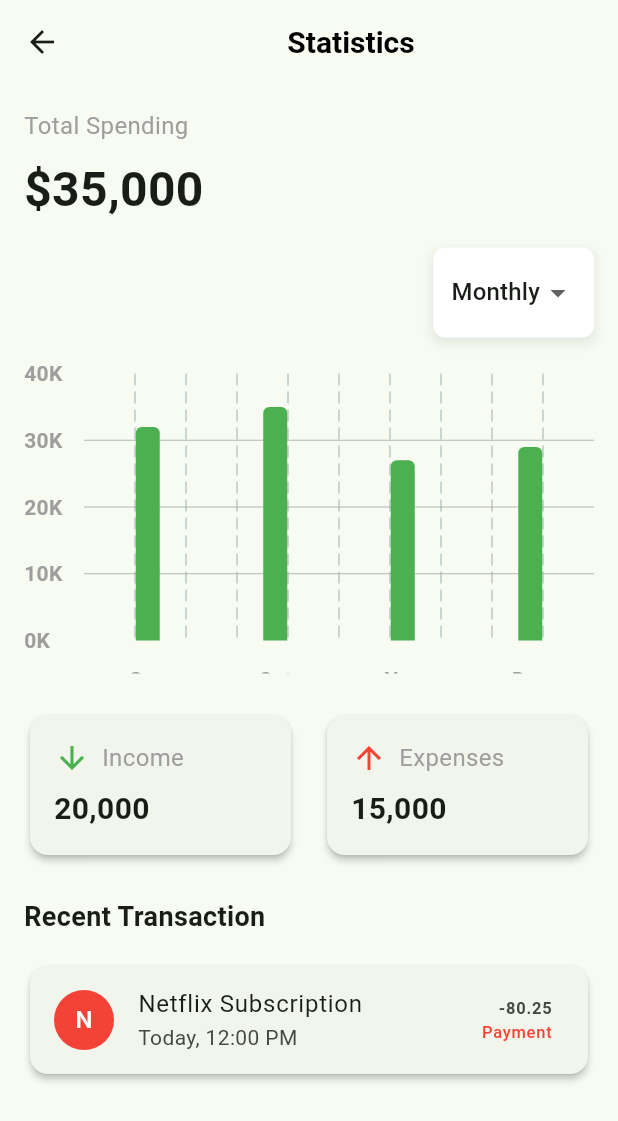
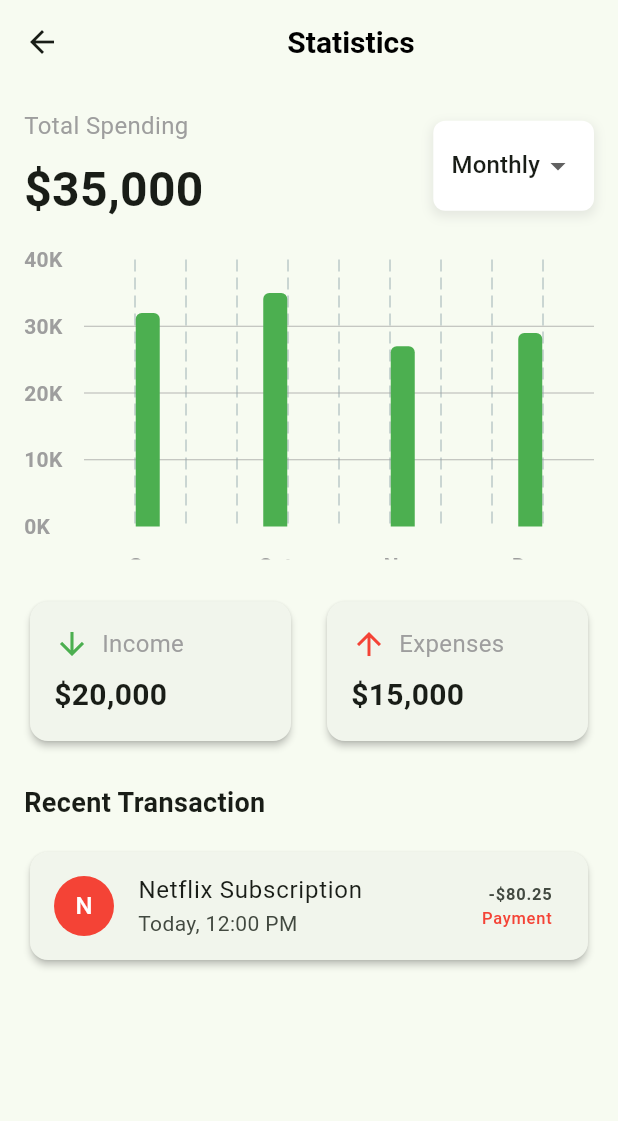
Before and after one commit to raulbhatt/fin_pay, a Flutter app: the StatisticsScreen screen opened directly, on a phone screen of 412 x 824 dp. Shown: the top 1121 px of the screen. Run offline on Flutter 3.47's test engine with Material 3 defaults, Android fonts, the phone set to English and light mode, and no system bars; drawn by our look-alikes of fl_chart; our stand-ins replace local_auth; missing offline and left inert: mobile_scanner.

Commit message:
statistics screen modifications

```diff
--- a/lib/statistics_screen.dart
+++ b/lib/statistics_screen.dart
@@ -17,6 +17,13 @@ class StatisticsScreen extends StatelessWidget {
           child: Column(
             crossAxisAlignment: CrossAxisAlignment.start,
             children: [
+              Row(
+                mainAxisAlignment: MainAxisAlignment.spaceBetween,
+                crossAxisAlignment: CrossAxisAlignment.center,
+                children: [
+                  Column(
+                    crossAxisAlignment: CrossAxisAlignment.start,
+                    children: [
                       const Text(
                         'Total Spending',
                         style: TextStyle(fontSize: 16, color: Colors.grey),
@@ -26,10 +33,9 @@ class StatisticsScreen extends StatelessWidget {
                         '\$35,000',
                         style: TextStyle(fontSize: 32, fontWeight: FontWeight.bold),
                       ),
-              const SizedBox(height: 16),
-              Align(
-                alignment: Alignment.topRight,
-                child: Container(
+                    ],
+                  ),
+                  Container(
                     padding: const EdgeInsets.symmetric(horizontal: 12, vertical: 6),
                     decoration: BoxDecoration(
                       color: Colors.white,
@@ -58,6 +64,7 @@ class StatisticsScreen extends StatelessWidget {
                       ),
                     ),
                   ),
+                ],
               ),
               const SizedBox(height: 24),
               SizedBox(
@@ -160,12 +167,12 @@ class StatisticsScreen extends StatelessWidget {
                 children: [
                   Expanded(
                     child: _buildInfoCard(
-                        'Income', '20,000', Icons.arrow_downward, Colors.green),
+                        'Income', '\$20,000', Icons.arrow_downward, Colors.green),
                   ),
                   const SizedBox(width: 16),
                   Expanded(
                     child: _buildInfoCard(
-                        'Expenses', '15,000', Icons.arrow_upward, Colors.red),
+                        'Expenses', '\$15,000', Icons.arrow_upward, Colors.red),
                   ),
                 ],
               ),
@@ -178,7 +185,7 @@ class StatisticsScreen extends StatelessWidget {
               _buildTransactionItem(
                 'Netflix Subscription',
                 'Today, 12:00 PM',
-                '-80.25',
+                '-\$80.25',
                 'Payment',
                 const CircleAvatar(
                   backgroundColor: Colors.red,
```
Lines whose indentation alone changed are shown as unchanged.
